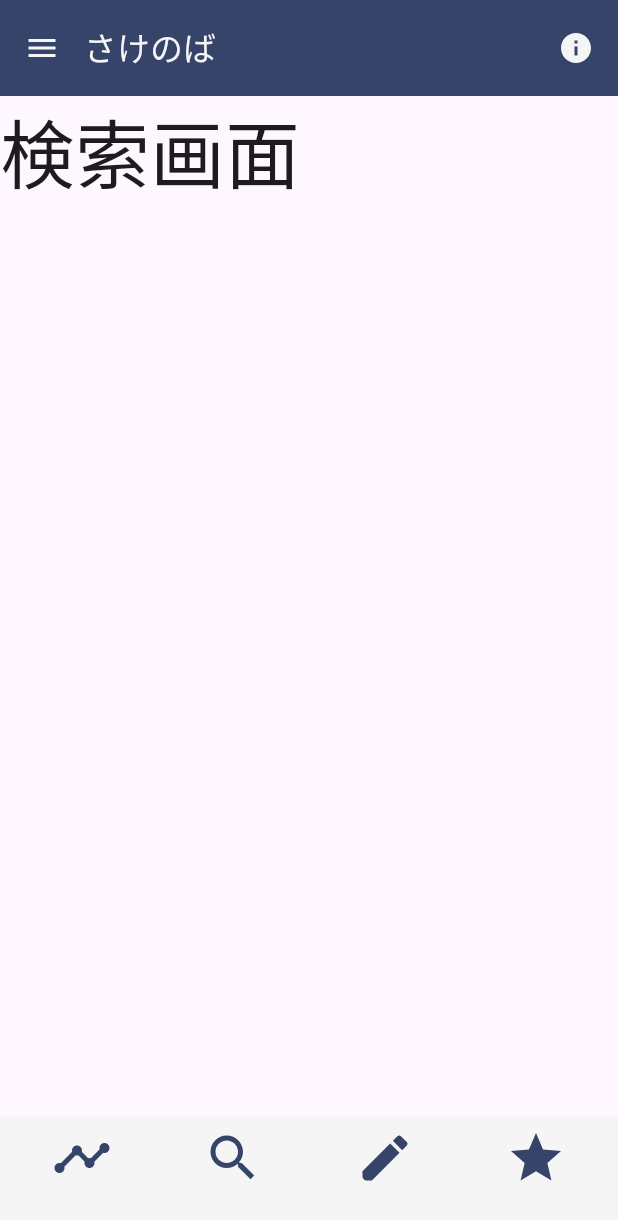
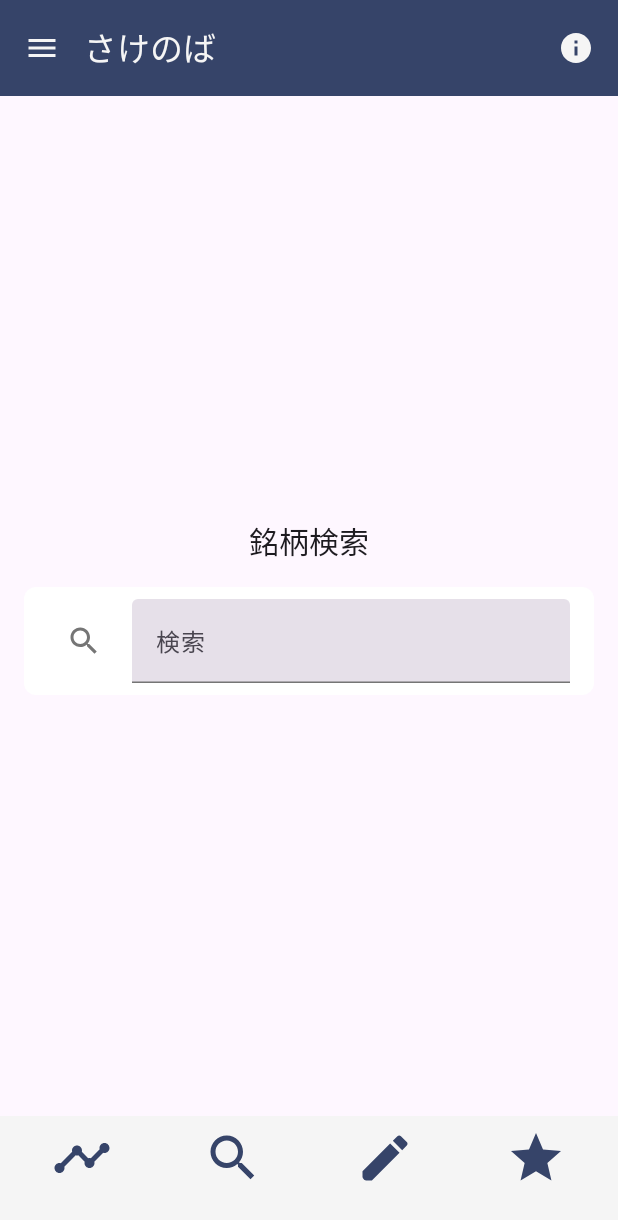
Before and after one commit to NineDisc/SakeApp, an Android app built with Jetpack Compose: the SearchScreen screen opened through its navigation route, on a phone screen of 412 x 824 dp. Shown: the top 1220 px of the screen. Run offline under Robolectric (Android 15) with nearby library versions, the phone set to English and light mode, and no system bars.

Commit message:
feat: 検索画面のUI作成

```diff
--- a/app/src/main/java/com/example/sakeapp/ui/SearchScreen.kt
+++ b/app/src/main/java/com/example/sakeapp/ui/SearchScreen.kt
@@ -1,14 +1,99 @@
 package com.example.sakeapp.ui
 
+import androidx.compose.foundation.background
+import androidx.compose.foundation.layout.Arrangement
+import androidx.compose.foundation.layout.Box
+import androidx.compose.foundation.layout.Column
+import androidx.compose.foundation.layout.Row
+import androidx.compose.foundation.layout.Spacer
+import androidx.compose.foundation.layout.fillMaxSize
+import androidx.compose.foundation.layout.fillMaxWidth
+import androidx.compose.foundation.layout.height
+import androidx.compose.foundation.layout.padding
+import androidx.compose.foundation.layout.width
+import androidx.compose.foundation.shape.RoundedCornerShape
+import androidx.compose.material.icons.Icons
+import androidx.compose.material.icons.filled.Search
+import androidx.compose.material3.Button
+import androidx.compose.material3.ButtonDefaults
+import androidx.compose.material3.ExperimentalMaterial3Api
+import androidx.compose.material3.Icon
+import androidx.compose.material3.IconButton
 import androidx.compose.material3.Text
+import androidx.compose.material3.TextField
+import androidx.compose.material3.TextFieldDefaults
 import androidx.compose.runtime.Composable
+import androidx.compose.runtime.getValue
+import androidx.compose.runtime.mutableStateOf
+import androidx.compose.runtime.remember
+import androidx.compose.runtime.setValue
+import androidx.compose.ui.Alignment
+import androidx.compose.ui.Modifier
+import androidx.compose.ui.graphics.Color
 import androidx.compose.ui.text.TextStyle
+import androidx.compose.ui.tooling.preview.Preview
+import androidx.compose.ui.unit.dp
 import androidx.compose.ui.unit.sp
+import com.example.sakeapp.ui.theme.*
 
+@OptIn(ExperimentalMaterial3Api::class)
 @Composable
 fun SearchScreen() {
-    Text(
-        text = "検索画面",
-        style = TextStyle(fontSize = 50.sp)
-    )
+    // TODO ViewModelを使って検索処理を実装する
+    var searchText by remember { mutableStateOf("") }
+
+    Column(
+        modifier = Modifier
+            .fillMaxSize()
+            .padding(16.dp),
+        horizontalAlignment = Alignment.CenterHorizontally,
+        verticalArrangement = Arrangement.Center
+    ) {
+        Text(
+            text = "銘柄検索",
+            style = TextStyle(fontSize = 20.sp),
+            modifier = Modifier.padding(bottom = 16.dp)
+        )
+
+        Box(
+            modifier = Modifier
+                .fillMaxWidth()
+                .background(Color.White, shape = RoundedCornerShape(8.dp))
+                .padding(horizontal = 16.dp, vertical = 8.dp),
+        contentAlignment = Alignment.Center
+        ) {
+            Row(verticalAlignment = Alignment.CenterVertically) {
+                IconButton(
+                    onClick = { /* TODO 検索 */ }
+                ) {
+                    Icon(
+                        imageVector = Icons.Default.Search,
+                        contentDescription = "Search Icon",
+                        tint = Grey70
+                    )
+                }
+
+                Spacer(modifier = Modifier.width(8.dp))
+
+                TextField(
+                    value = searchText,
+                    onValueChange = { searchText = it },
+                    placeholder = { Text("検索") },
+                    colors = TextFieldDefaults.textFieldColors(
+                        focusedIndicatorColor = Grey90,
+                        unfocusedIndicatorColor = Grey70
+                    ),
+                    modifier = Modifier.fillMaxWidth()
+                )
+            }
+        }
+    }
 }
+
+@Preview
+@Composable
+fun SearchScreenPreview() {
+    SakeAppTheme {
+        SearchScreen()
+    }
+}
--- a/app/src/main/java/com/example/sakeapp/ui/component/BottomAppBar.kt
+++ b/app/src/main/java/com/example/sakeapp/ui/component/BottomAppBar.kt
@@ -8,7 +8,6 @@ import androidx.compose.material.icons.Icons
 import androidx.compose.material.icons.filled.Create
 import androidx.compose.material.icons.filled.Search
 import androidx.compose.material.icons.filled.Star
-import androidx.compose.material.icons.filled.Timelapse
 import androidx.compose.material.icons.filled.Timeline
 import androidx.compose.material3.BottomAppBar
 import androidx.compose.material3.Icon
```
